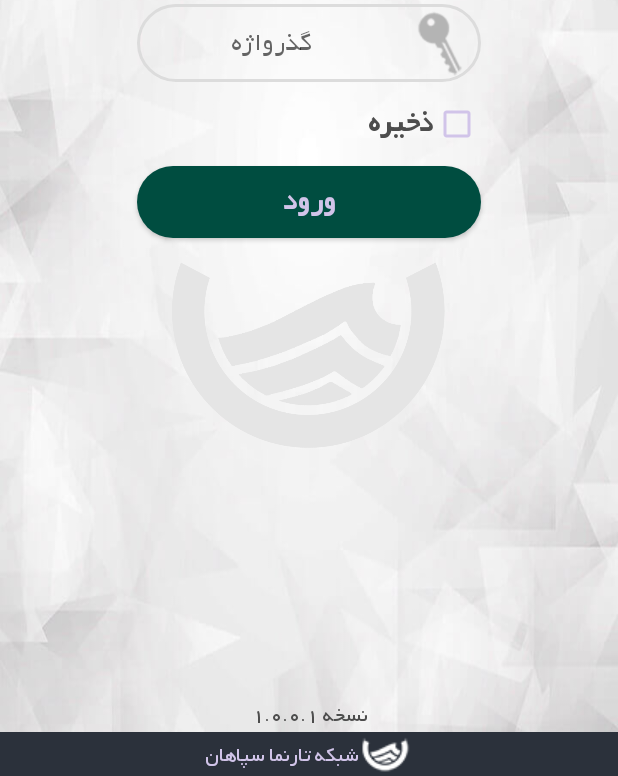
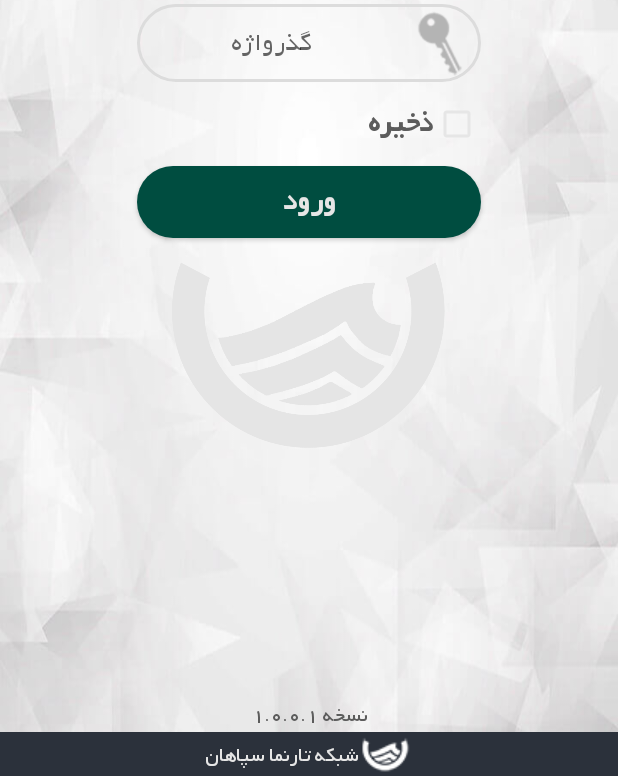
Before and after one commit to iamAliRostami/CounterReading, an Android app: the LoginActivity screen opened directly, with no data from a screen before it, on a phone screen of 412 x 824 dp. Shown: the part 457-1233 px from the top of the screen. Run offline under Robolectric (Android 15) with nearby library versions, the phone set to English and light mode, and no system bars; our stand-ins replace sdp/ssp sizes.

Commit message:
first ui commit.

```diff
--- a/app/src/main/java/com/leon/reading_counter/adapters/NavigationDrawerAdapter.java
+++ b/app/src/main/java/com/leon/reading_counter/adapters/NavigationDrawerAdapter.java
@@ -98,8 +98,8 @@ public class NavigationDrawerAdapter extends
 
         public DrawerItemHolder(View viewItem) {
             super(viewItem);
-            this.textViewTitle = viewItem.findViewById(R.id.textViewTitle);
-            this.imageViewIcon = viewItem.findViewById(R.id.imageViewIcon);
+            this.textViewTitle = viewItem.findViewById(R.id.text_view_title);
+            this.imageViewIcon = viewItem.findViewById(R.id.image_view_icon);
             this.linearLayout = viewItem.findViewById(R.id.linear_layout_background);
         }
     }
--- a/app/src/main/java/com/leon/reading_counter/utils/custom_dialogue/LovelyCustomDialog.java
+++ b/app/src/main/java/com/leon/reading_counter/utils/custom_dialogue/LovelyCustomDialog.java
@@ -42,7 +42,7 @@ public class LovelyCustomDialog extends AbsLovelyDialog<LovelyCustomDialog> {
         return this;
     }
 
-    //    @Override
+//    @Override
     public LovelyCustomDialog configureView(@NonNull ViewConfigurator<View> configurator) {
         if (addedView == null) {
             throw new IllegalStateException(string(R.string.ex_msg_dialog_view_not_set));
--- a/app/src/main/java/com/leon/reading_counter/utils/custom_dialogue/LovelyTextInputDialog.java
+++ b/app/src/main/java/com/leon/reading_counter/utils/custom_dialogue/LovelyTextInputDialog.java
@@ -15,7 +15,6 @@ import androidx.annotation.NonNull;
 import androidx.annotation.StringRes;
 
 import com.leon.reading_counter.R;
-import com.leon.reading_counter.infrastructure.ViewConfigurator;
 
 public class LovelyTextInputDialog extends AbsLovelyDialog<LovelyTextInputDialog> {
 
--- a/app/src/main/res/layout/item_navigation_drawer.xml
+++ b/app/src/main/res/layout/item_navigation_drawer.xml
@@ -19,7 +19,7 @@
             tools:ignore="UseCompoundDrawables">
 
             <ImageView
-                android:id="@+id/imageViewIcon"
+                android:id="@+id/image_view_icon"
                 android:layout_width="40dp"
                 android:layout_height="40dp"
                 android:layout_gravity="start|center_vertical"
@@ -29,7 +29,7 @@
                 tools:ignore="ContentDescription,RtlHardcoded" />
 
             <TextView
-                android:id="@+id/textViewTitle"
+                android:id="@+id/text_view_title"
                 android:layout_width="wrap_content"
                 android:layout_height="wrap_content"
                 android:layout_gravity="end|center_vertical"
@@ -43,7 +43,7 @@
         </LinearLayout>
 
         <ImageView
-            android:id="@+id/imageViewSeperator"
+            android:id="@+id/image_view_separator"
             android:layout_width="match_parent"
             android:layout_height="wrap_content"
             android:src="@drawable/img_bar"
--- a/app/src/main/res/values/colors.xml
+++ b/app/src/main/res/values/colors.xml
@@ -8,8 +8,8 @@
     <color name="black">#000000</color>
     <color name="white">#FFFFFF</color>
     <color name="transparent">#00000000</color>
-    <color name="textColorDark">#4d4d4d</color>
-    <color name="textColorLight">#D1C4E9</color>
+    <color name="textColorDark">#5C5C5C</color>
+    <color name="textColorLight">#E6E6E6</color>
 
     <color name="red">#B71C1C</color>
     <color name="green">#004D40</color>
--- a/app/src/main/res/values/styles.xml
+++ b/app/src/main/res/values/styles.xml
@@ -34,6 +34,7 @@
     <style name="Toolbar.TitleText" parent="TextAppearance.Widget.AppCompat.Toolbar.Title">
         <item name="android:textSize">@dimen/text_size_small</item>
         <item name="android:textStyle">bold</item>
+        <item name="android:textColor">@color/textColorLight</item>
     </style>
 
     <style name="TitleText" parent="Toolbar.TitleText">
```
Also changed, not shown: app/src/main/java/com/leon/reading_counter/infrastructure/ViewConfigurator.java (deleted, +0 -8 lines).
